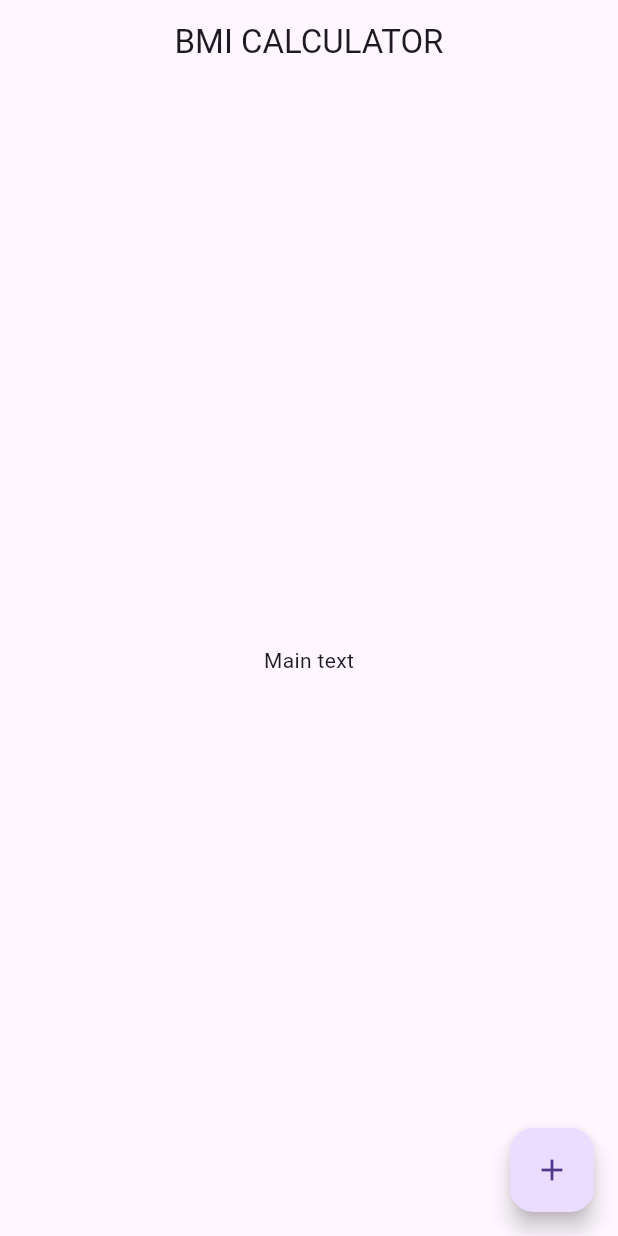
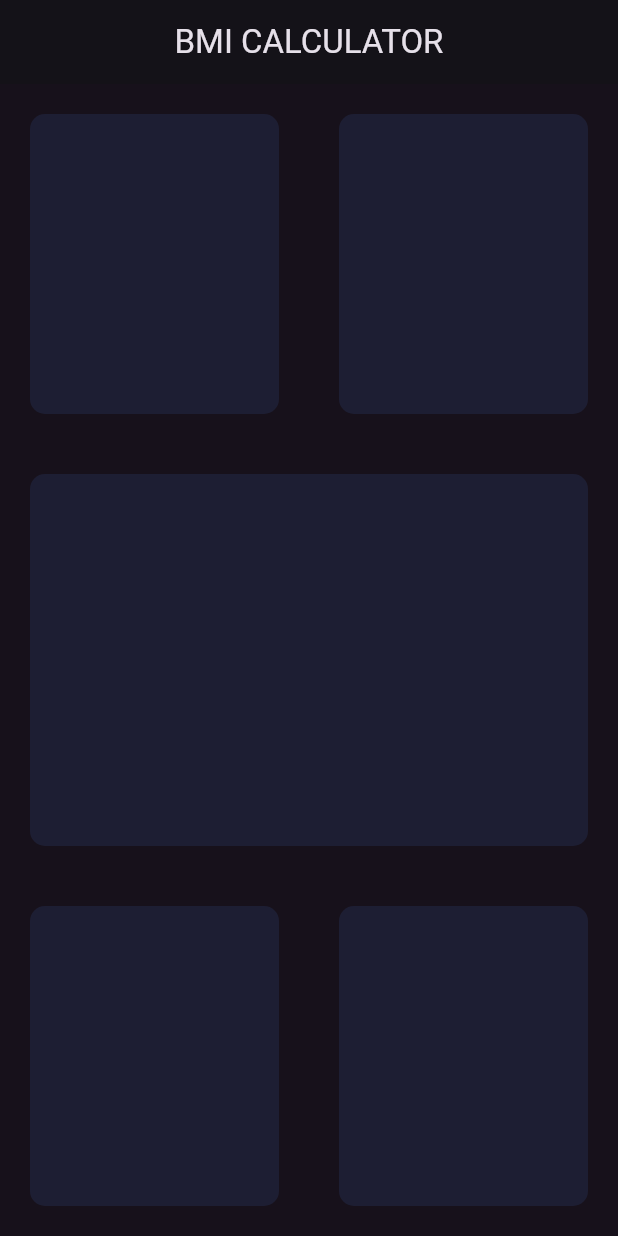
Before and after one commit to Abe99/BMI_calculator, a Flutter app: the screen it shows after launch, on a phone screen of 412 x 824 dp. Run offline on Flutter 3.47's test engine with Material 3 defaults, Android fonts, the phone set to English and light mode, and no system bars.

Commit message:
skeleton of inputPage

```diff
--- /dev/null
+++ b/lib/input_page.dart
@@ -0,0 +1,67 @@
+import 'package:flutter/material.dart';
+class inputPage extends StatefulWidget {
+  const inputPage({super.key});
+
+  @override
+  State<inputPage> createState() => _inputPageState();
+}
+
+class _inputPageState extends State<inputPage> {
+  @override
+  Widget build(BuildContext context) {
+    return Scaffold(
+      appBar: AppBar(
+        title: Center(child: Text('BMI CALCULATOR')),
+      ),
+      // TODO: create a container for the input page
+      body: Column(
+            children: [
+              Row(
+                children: [
+                  Expanded(
+                    child: ReusableCard(colour: Color(0xff1d1e33)),
+                  ),
+                  Expanded(
+                    child: ReusableCard(colour: Color(0xff1d1e33)),
+                  ),
+                ],
+              ),
+              Expanded(
+                child: ReusableCard(colour: Color(0xff1d1e33)),
+              ),
+              Row(
+                children: [
+                  Expanded(
+                    child: ReusableCard(colour: Color(0xff1d1e33)),
+                  ),
+                  Expanded(
+                    child: ReusableCard(colour: Color(0xff1d1e33)),
+                  ),
+                ],
+              ),
+            ],
+          ),
+        );
+      }
+}
+
+class ReusableCard extends StatelessWidget {
+  const ReusableCard({
+    super.key,
+    required this.colour,
+  });
+
+  final Color colour;
+
+  @override
+  Widget build(BuildContext context) {
+    return Container(
+      margin: EdgeInsets.all(20.0),
+      height: 200.0,
+      decoration: BoxDecoration(
+        color: Color(0xff1d1e33),
+        borderRadius: BorderRadius.circular(10.0),
+      ),
+    );
+  }
+}
--- a/lib/main.dart
+++ b/lib/main.dart
@@ -2,6 +2,7 @@
 // which has inputPage() as a home page
 
 import 'package:flutter/material.dart';
+import 'input_page.dart';
 
 void main() {
   runApp(BMICalculator());
@@ -13,34 +14,17 @@ class BMICalculator extends StatelessWidget {
   @override
   Widget build(BuildContext context) {
     return MaterialApp(
+      debugShowCheckedModeBanner: false,
+      theme: ThemeData.dark().copyWith(
+        primaryColor: Color(0xFF17111b),
+        scaffoldBackgroundColor: Color(0xFF17111b),
+      ),
       home: inputPage(),
     );
   }
 }
 
-class inputPage extends StatefulWidget {
-  const inputPage({super.key});
 
-  @override
-  State<inputPage> createState() => _inputPageState();
-}
 
-class _inputPageState extends State<inputPage> {
-  @override
-  Widget build(BuildContext context) {
-    return Scaffold(
-      appBar: AppBar(
-        title: Center(child: Text('BMI CALCULATOR')),
-      ),
-      body: Center(
-        child: Text('Main text'),
-      ),
-      floatingActionButton: FloatingActionButton(
-        onPressed: () {
-          print('add');
-        },
-        child: Icon(Icons.add),
-      ),
-    );
-  }
-}
+
+// TODO: create a new class called inputPage in input_page.dart
```
